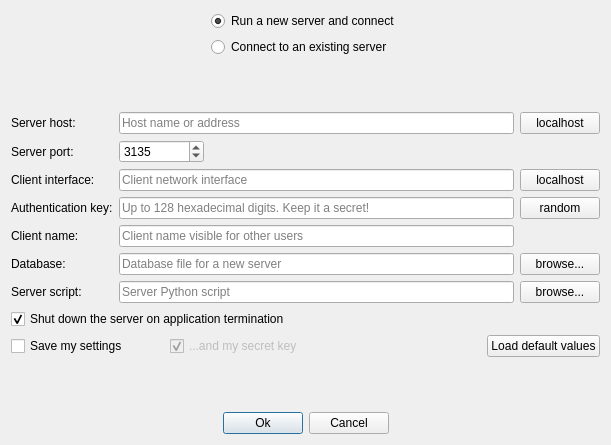
First picture: the form in src/ui/connectiondialog.ui, repository codilime/veles, before the edit.
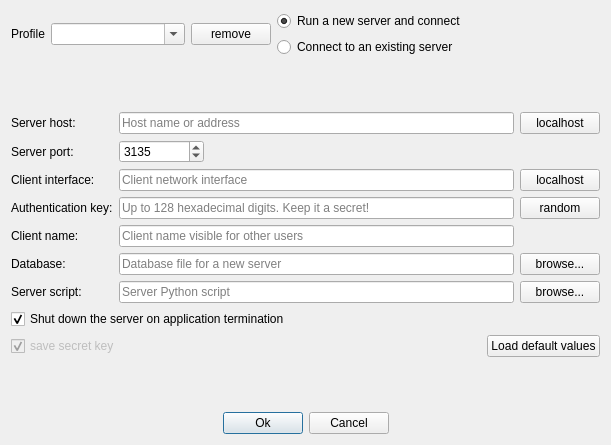
Second picture: the form after the edit.

Commit message: added profile support in ui

The edit to the form file:
```diff
--- a/src/ui/connectiondialog.ui
+++ b/src/ui/connectiondialog.ui
@@ -20,17 +20,34 @@
    <item>
     <layout class="QHBoxLayout" name="horizontalLayout_5">
      <item>
-      <spacer name="horizontalSpacer_4">
-       <property name="orientation">
-        <enum>Qt::Horizontal</enum>
+      <widget class="QLabel" name="label">
+       <property name="text">
+        <string>Profile</string>
        </property>
-       <property name="sizeHint" stdset="0">
-        <size>
-         <width>40</width>
-         <height>20</height>
-        </size>
+      </widget>
+     </item>
+     <item>
+      <widget class="QComboBox" name="profile">
+       <property name="sizePolicy">
+        <sizepolicy hsizetype="Expanding" vsizetype="Fixed">
+         <horstretch>0</horstretch>
+         <verstretch>0</verstretch>
+        </sizepolicy>
        </property>
-      </spacer>
+       <property name="editable">
+        <bool>true</bool>
+       </property>
+       <property name="currentText">
+        <string/>
+       </property>
+      </widget>
+     </item>
+     <item>
+      <widget class="QPushButton" name="remove_profile_button">
+       <property name="text">
+        <string>remove</string>
+       </property>
+      </widget>
      </item>
      <item>
       <layout class="QVBoxLayout" name="verticalLayout">
@@ -268,34 +285,14 @@
       </widget>
      </item>
      <item row="9" column="0" colspan="3">
-      <layout class="QHBoxLayout" name="horizontalLayout" stretch="0,1,0,5,0">
-       <item>
-        <widget class="QCheckBox" name="save_settings_check_box">
-         <property name="text">
-          <string>Save my settings</string>
-         </property>
-        </widget>
-       </item>
-       <item>
-        <spacer name="horizontalSpacer_7">
-         <property name="orientation">
-          <enum>Qt::Horizontal</enum>
-         </property>
-         <property name="sizeHint" stdset="0">
-          <size>
-           <width>40</width>
-           <height>20</height>
-          </size>
-         </property>
-        </spacer>
-       </item>
+      <layout class="QHBoxLayout" name="horizontalLayout" stretch="0,5,0">
        <item>
         <widget class="QCheckBox" name="save_key_check_box">
          <property name="enabled">
           <bool>false</bool>
          </property>
          <property name="text">
-          <string>...and my secret key</string>
+          <string>save secret key</string>
          </property>
          <property name="checked">
           <bool>true</bool>
```
Left out of the diff: 1 changed line with no effect on the pictures. The commit also changes 4 other files.
